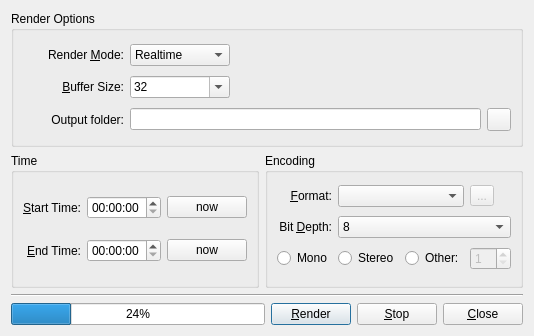
falkTX/Cadence, file resources/ui/render.ui: the form before one commit.
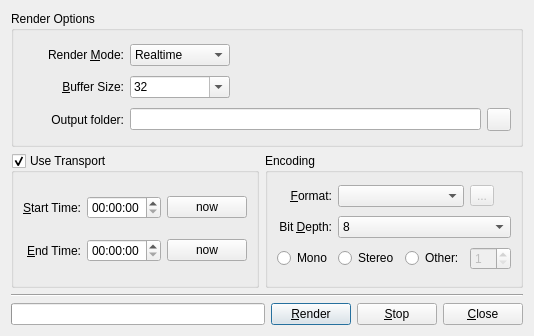
The form after the commit. Icons and pictures are not drawn.

Commit message: Update Render code; implement non-transport recording, closes #21

```diff
--- a/resources/ui/render.ui
+++ b/resources/ui/render.ui
@@ -18,8 +18,14 @@
     <layout class="QHBoxLayout" name="horizontalLayout_2">
      <item>
       <widget class="QProgressBar" name="progressBar">
+       <property name="maximum">
+        <number>1</number>
+       </property>
        <property name="value">
-        <number>24</number>
+        <number>0</number>
+       </property>
+       <property name="format">
+        <string/>
        </property>
       </widget>
      </item>
@@ -229,7 +235,10 @@
    <item row="1" column="0">
     <widget class="QGroupBox" name="group_time">
      <property name="title">
-      <string>Time</string>
+      <string>Use Transport</string>
+     </property>
+     <property name="checkable">
+      <bool>true</bool>
      </property>
      <layout class="QGridLayout" name="gridLayout_4">
       <item row="0" column="0">
```
Left out of the diff: 10 changed lines with no effect on the pictures. The commit also changes 2 other files.
